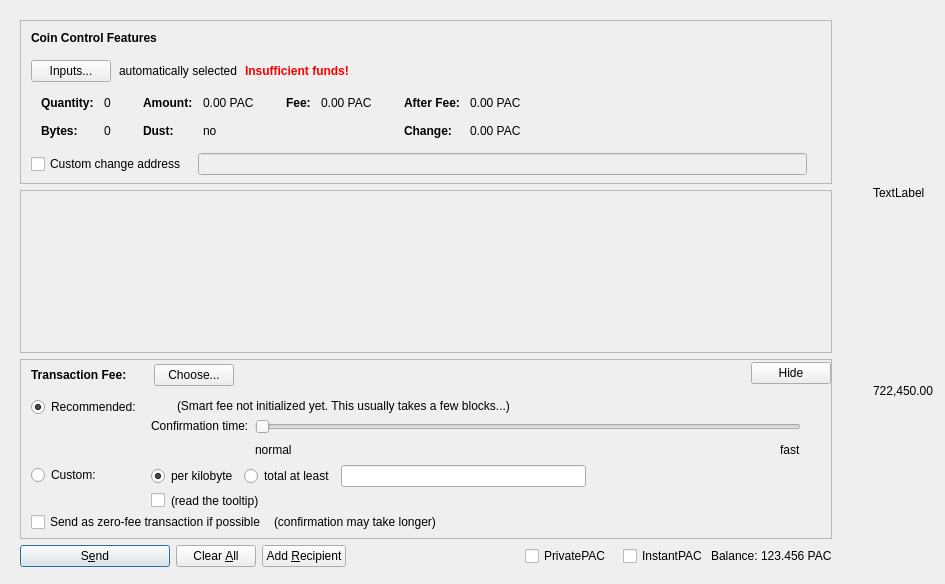
Before: the Qt Designer form src/qt/forms/sendcoinsdialog.ui in PACCommunity/PAC, drawn with Qt 5.
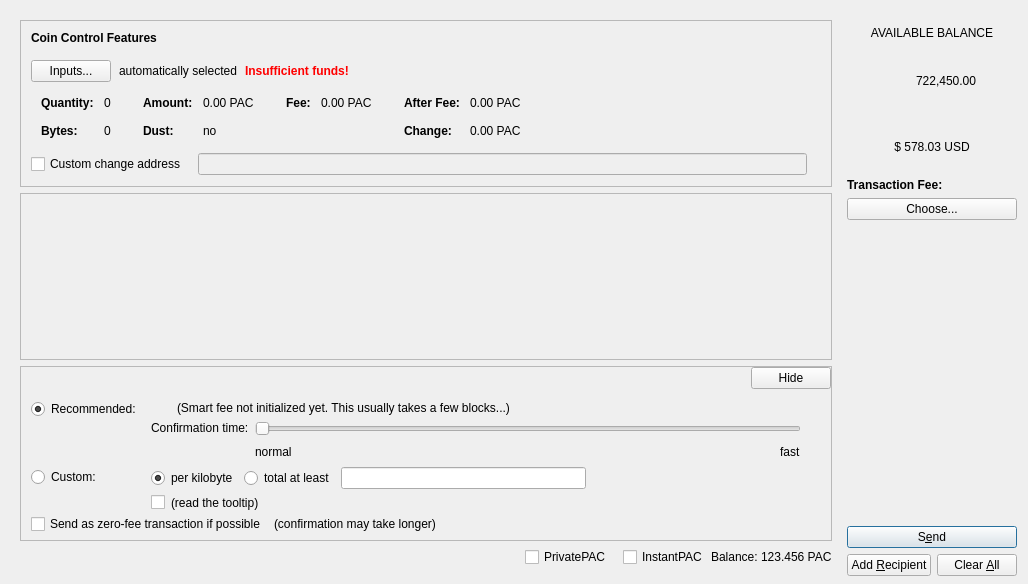
After: the same form once the commit is applied. Icons and pictures are not drawn. Custom widgets are drawn as their Qt base class.

Commit message:
CSS sendcoins dialog form modified and bug fixed with purging overview
CSS sendcoins dialog form modified
removing a label from overview which is now in private

Diff of the .ui file:
```diff
--- a/src/qt/forms/sendcoinsdialog.ui
+++ b/src/qt/forms/sendcoinsdialog.ui
@@ -6,7 +6,7 @@
    <rect>
     <x>0</x>
     <y>0</y>
-    <width>851</width>
+    <width>956</width>
     <height>584</height>
    </rect>
   </property>
@@ -613,8 +613,8 @@
             <rect>
              <x>0</x>
              <y>0</y>
-             <width>706</width>
-             <height>83</height>
+             <width>727</width>
+             <height>92</height>
             </rect>
            </property>
            <layout class="QVBoxLayout" name="verticalLayout_2" stretch="0,0">
@@ -706,85 +706,6 @@
                <property name="bottomMargin">
                 <number>0</number>
                </property>
-               <item>
-                <layout class="QVBoxLayout" name="verticalLayoutFee7">
-                 <property name="spacing">
-                  <number>0</number>
-                 </property>
-                 <item>
-                  <spacer name="verticalSpacerSmartFee">
-                   <property name="orientation">
-                    <enum>Qt::Vertical</enum>
-                   </property>
-                   <property name="sizeType">
-                    <enum>QSizePolicy::Fixed</enum>
-                   </property>
-                   <property name="sizeHint" stdset="0">
-                    <size>
-                     <width>1</width>
-                     <height>4</height>
-                    </size>
-                   </property>
-                  </spacer>
-                 </item>
-                 <item>
-                  <layout class="QHBoxLayout" name="horizontalLayoutSmartFee">
-                   <property name="spacing">
-                    <number>10</number>
-                   </property>
-                   <item>
-                    <widget class="QLabel" name="labelFeeHeadline">
-                     <property name="sizePolicy">
-                      <sizepolicy hsizetype="Preferred" vsizetype="Maximum">
-                       <horstretch>0</horstretch>
-                       <verstretch>0</verstretch>
-                      </sizepolicy>
-                     </property>
-                     <property name="font">
-                      <font>
-                       <weight>75</weight>
-                       <bold>true</bold>
-                      </font>
-                     </property>
-                     <property name="styleSheet">
-                      <string notr="true">font-weight:bold;</string>
-                     </property>
-                     <property name="text">
-                      <string>Transaction Fee:</string>
-                     </property>
-                    </widget>
-                   </item>
-                   <item>
-                    <widget class="QLabel" name="labelFeeMinimized">
-                     <property name="text">
-                      <string/>
-                     </property>
-                    </widget>
-                   </item>
-                   <item>
-                    <widget class="QPushButton" name="buttonChooseFee">
-                     <property name="text">
-                      <string>Choose...</string>
-                     </property>
-                    </widget>
-                   </item>
-                  </layout>
-                 </item>
-                 <item>
-                  <spacer name="verticalSpacer_5">
-                   <property name="orientation">
-                    <enum>Qt::Vertical</enum>
-                   </property>
-                   <property name="sizeHint" stdset="0">
-                    <size>
-                     <width>1</width>
-                     <height>1</height>
-                    </size>
-                   </property>
-                  </spacer>
-                 </item>
-                </layout>
-               </item>
                <item>
                 <spacer name="horizontalSpacer_4">
                  <property name="orientation">
@@ -1240,60 +1161,6 @@
         </item>
         <item>
          <layout class="QHBoxLayout" name="horizontalLayout">
-          <item>
-           <widget class="QPushButton" name="sendButton">
-            <property name="minimumSize">
-             <size>
-              <width>150</width>
-              <height>0</height>
-             </size>
-            </property>
-            <property name="toolTip">
-             <string>Confirm the send action</string>
-            </property>
-            <property name="text">
-             <string>S&amp;end</string>
-            </property>
-            <property name="autoDefault">
-             <bool>false</bool>
-            </property>
-            <property name="default">
-             <bool>true</bool>
-            </property>
-           </widget>
-          </item>
-          <item>
-           <widget class="QPushButton" name="clearButton">
-            <property name="sizePolicy">
-             <sizepolicy hsizetype="Minimum" vsizetype="Fixed">
-              <horstretch>0</horstretch>
-              <verstretch>0</verstretch>
-             </sizepolicy>
-            </property>
-            <property name="toolTip">
-             <string>Clear all fields of the form.</string>
-            </property>
-            <property name="text">
-             <string>Clear &amp;All</string>
-            </property>
-            <property name="autoDefault">
-             <bool>false</bool>
-            </property>
-           </widget>
-          </item>
-          <item>
-           <widget class="QPushButton" name="addButton">
-            <property name="toolTip">
-             <string>Send to multiple recipients at once</string>
-            </property>
-            <property name="text">
-             <string>Add &amp;Recipient</string>
-            </property>
-            <property name="autoDefault">
-             <bool>false</bool>
-            </property>
-           </widget>
-          </item>
           <item>
            <spacer name="horizontalSpacer">
             <property name="orientation">
@@ -1378,56 +1245,290 @@
       </widget>
      </item>
      <item>
-      <layout class="QGridLayout" name="gridLayout">
-       <property name="sizeConstraint">
-        <enum>QLayout::SetDefaultConstraint</enum>
-       </property>
-       <property name="spacing">
-        <number>6</number>
-       </property>
-       <item row="1" column="1">
-        <widget class="QWidget" name="pac_icon" native="true">
-         <property name="sizePolicy">
-          <sizepolicy hsizetype="Fixed" vsizetype="Fixed">
-           <horstretch>0</horstretch>
-           <verstretch>0</verstretch>
-          </sizepolicy>
+      <layout class="QGridLayout" name="gridLayout_2">
+       <item row="6" column="0">
+        <spacer name="verticalSpacer_7">
+         <property name="orientation">
+          <enum>Qt::Vertical</enum>
          </property>
-         <property name="minimumSize">
+         <property name="sizeType">
+          <enum>QSizePolicy::MinimumExpanding</enum>
+         </property>
+         <property name="sizeHint" stdset="0">
           <size>
            <width>20</width>
-           <height>20</height>
+           <height>40</height>
           </size>
          </property>
-         <property name="styleSheet">
-          <string notr="true">border-image: url(:/icons/bitcoin);
-</string>
-         </property>
-        </widget>
+        </spacer>
        </item>
-       <item row="1" column="2">
-        <widget class="QLabel" name="lblAvailablePacs">
-         <property name="text">
-          <string>722,450.00</string>
+       <item row="0" column="0">
+        <spacer name="verticalSpacer_5">
+         <property name="orientation">
+          <enum>Qt::Vertical</enum>
          </property>
-        </widget>
+         <property name="sizeType">
+          <enum>QSizePolicy::Fixed</enum>
+         </property>
+         <property name="sizeHint" stdset="0">
+          <size>
+           <width>20</width>
+           <height>15</height>
+          </size>
+         </property>
+        </spacer>
        </item>
-       <item row="0" column="2">
+       <item row="1" column="0">
         <widget class="QLabel" name="label_2">
          <property name="sizePolicy">
-          <sizepolicy hsizetype="Fixed" vsizetype="Fixed">
+          <sizepolicy hsizetype="Minimum" vsizetype="Fixed">
            <horstretch>0</horstretch>
            <verstretch>0</verstretch>
           </sizepolicy>
          </property>
          <property name="minimumSize">
           <size>
-           <width>10</width>
+           <width>100</width>
            <height>10</height>
           </size>
          </property>
          <property name="text">
-          <string>TextLabel</string>
+          <string>AVAILABLE BALANCE</string>
+         </property>
+         <property name="alignment">
+          <set>Qt::AlignCenter</set>
+         </property>
+        </widget>
+       </item>
+       <item row="2" column="0">
+        <layout class="QHBoxLayout" name="horizontalLayout_5">
+         <property name="spacing">
+          <number>0</number>
+         </property>
+         <item>
+          <spacer name="horizontalSpacer_8">
+           <property name="orientation">
+            <enum>Qt::Horizontal</enum>
+           </property>
+           <property name="sizeHint" stdset="0">
+            <size>
+             <width>40</width>
+             <height>20</height>
+            </size>
+           </property>
+          </spacer>
+         </item>
+         <item>
+          <widget class="QWidget" name="pac_icon" native="true">
+           <property name="sizePolicy">
+            <sizepolicy hsizetype="Fixed" vsizetype="Fixed">
+             <horstretch>0</horstretch>
+             <verstretch>0</verstretch>
+            </sizepolicy>
+           </property>
+           <property name="minimumSize">
+            <size>
+             <width>30</width>
+             <height>30</height>
+            </size>
+           </property>
+           <property name="styleSheet">
+            <string notr="true">border-image: url(:/icons/bitcoin);
+</string>
+           </property>
+          </widget>
+         </item>
+         <item>
+          <spacer name="horizontalSpacer_9">
+           <property name="orientation">
+            <enum>Qt::Horizontal</enum>
+           </property>
+           <property name="sizeType">
+            <enum>QSizePolicy::Fixed</enum>
+           </property>
+           <property name="sizeHint" stdset="0">
+            <size>
+             <width>10</width>
+             <height>20</height>
+            </size>
+           </property>
+          </spacer>
+         </item>
+         <item>
+          <widget class="QLabel" name="label_3">
+           <property name="sizePolicy">
+            <sizepolicy hsizetype="Fixed" vsizetype="Fixed">
+             <horstretch>0</horstretch>
+             <verstretch>0</verstretch>
+            </sizepolicy>
+           </property>
+           <property name="minimumSize">
+            <size>
+             <width>0</width>
+             <height>70</height>
+            </size>
+           </property>
+           <property name="text">
+            <string>722,450.00</string>
+           </property>
+          </widget>
+         </item>
+         <item>
+          <spacer name="horizontalSpacer_7">
+           <property name="orientation">
+            <enum>Qt::Horizontal</enum>
+           </property>
+           <property name="sizeType">
+            <enum>QSizePolicy::MinimumExpanding</enum>
+           </property>
+           <property name="sizeHint" stdset="0">
+            <size>
+             <width>40</width>
+             <height>20</height>
+            </size>
+           </property>
+          </spacer>
+         </item>
+        </layout>
+       </item>
+       <item row="4" column="0">
+        <layout class="QHBoxLayout" name="horizontalLayoutSmartFee">
+         <property name="spacing">
+          <number>10</number>
+         </property>
+         <item>
+          <widget class="QLabel" name="labelFeeHeadline">
+           <property name="sizePolicy">
+            <sizepolicy hsizetype="Preferred" vsizetype="Fixed">
+             <horstretch>0</horstretch>
+             <verstretch>0</verstretch>
+            </sizepolicy>
+           </property>
+           <property name="font">
+            <font>
+             <weight>75</weight>
+             <bold>true</bold>
+            </font>
+           </property>
+           <property name="styleSheet">
+            <string notr="true">font-weight:bold;</string>
+           </property>
+           <property name="text">
+            <string>Transaction Fee:</string>
+           </property>
+          </widget>
+         </item>
+         <item>
+          <widget class="QLabel" name="labelFeeMinimized">
+           <property name="sizePolicy">
+            <sizepolicy hsizetype="Preferred" vsizetype="Fixed">
+             <horstretch>0</horstretch>
+             <verstretch>0</verstretch>
+            </sizepolicy>
+           </property>
+           <property name="text">
+            <string/>
+           </property>
+          </widget>
+         </item>
+        </layout>
+       </item>
+       <item row="8" column="0">
+        <layout class="QHBoxLayout" name="horizontalLayout_6">
+         <item>
+          <widget class="QPushButton" name="addButton">
+           <property name="toolTip">
+            <string>Send to multiple recipients at once</string>
+           </property>
+           <property name="text">
+            <string>Add &amp;Recipient</string>
+           </property>
+           <property name="autoDefault">
+            <bool>false</bool>
+           </property>
+          </widget>
+         </item>
+         <item>
+          <widget class="QPushButton" name="clearButton">
+           <property name="sizePolicy">
+            <sizepolicy hsizetype="Minimum" vsizetype="Fixed">
+             <horstretch>0</horstretch>
+             <verstretch>0</verstretch>
+            </sizepolicy>
+           </property>
+           <property name="toolTip">
+            <string>Clear all fields of the form.</string>
+           </property>
+           <property name="text">
+            <string>Clear &amp;All</string>
+           </property>
+           <property name="autoDefault">
+            <bool>false</bool>
+           </property>
+          </widget>
+         </item>
+        </layout>
+       </item>
+       <item row="3" column="0">
+        <widget class="QLabel" name="label_4">
+         <property name="sizePolicy">
+          <sizepolicy hsizetype="Preferred" vsizetype="Fixed">
+           <horstretch>0</horstretch>
+           <verstretch>0</verstretch>
+          </sizepolicy>
+         </property>
+         <property name="minimumSize">
+          <size>
+           <width>0</width>
+           <height>50</height>
+          </size>
+         </property>
+         <property name="text">
+          <string>$ 578.03 USD</string>
+         </property>
+         <property name="alignment">
+          <set>Qt::AlignCenter</set>
+         </property>
+        </widget>
+       </item>
+       <item row="7" column="0">
+        <widget class="QPushButton" name="sendButton">
+         <property name="minimumSize">
+          <size>
+           <width>150</width>
+           <height>0</height>
+          </size>
+         </property>
+         <property name="toolTip">
+          <string>Confirm the send action</string>
+         </property>
+         <property name="text">
+          <string>S&amp;end</string>
+         </property>
+         <property name="autoDefault">
+          <bool>false</bool>
+         </property>
+         <property name="default">
+          <bool>true</bool>
+         </property>
+         <property name="class" stdset="0">
+          <string>accentButton</string>
+         </property>
+        </widget>
+       </item>
+       <item row="5" column="0">
+        <widget class="QPushButton" name="buttonChooseFee">
+         <property name="sizePolicy">
+          <sizepolicy hsizetype="Expanding" vsizetype="Fixed">
+           <horstretch>0</horstretch>
+           <verstretch>0</verstretch>
+          </sizepolicy>
+         </property>
+         <property name="text">
+          <string>Choose...</string>
+         </property>
+         <property name="class" stdset="0">
+          <string>linkButton</string>
          </property>
         </widget>
        </item>
```
Left out of the diff: 8 changed lines with no effect on the pictures. The commit also changes 2 other files.
